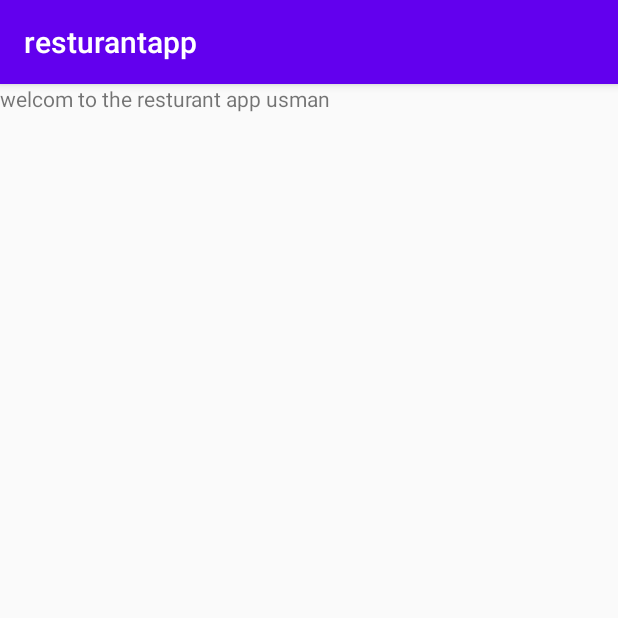
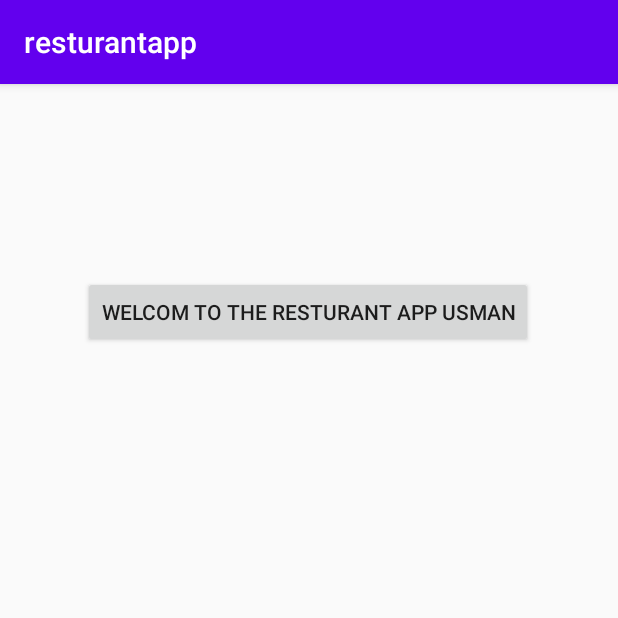
Before and after one commit to EmmanuelKD/locationFinder, an Android app: the screen it shows after launch (MainActivity), on a phone screen of 412 x 824 dp, the top half of it. Run offline under Robolectric (Android 15) with nearby library versions, the phone set to English and light mode, and no system bars.

Commit message:
map now loading

```diff
--- a/app/src/main/java/com/example/resturantapp/MainActivity.java
+++ b/app/src/main/java/com/example/resturantapp/MainActivity.java
@@ -2,13 +2,58 @@ package com.example.resturantapp;
 
 import androidx.appcompat.app.AppCompatActivity;
 
+import android.app.Dialog;
+import android.content.Intent;
 import android.os.Bundle;
+import android.util.Log;
+import android.view.View;
+import android.widget.Button;
+import android.widget.Toast;
+
+import com.google.android.gms.common.ConnectionResult;
+import com.google.android.gms.common.GoogleApiAvailability;
+import com.google.android.gms.common.api.GoogleApiActivity;
 
 public class MainActivity extends AppCompatActivity {
+    private static final String TAG = "MainActivity";
+    private static final int ERROR_DIALOG_REQUEST =9001;
+
+
 
     @Override
     protected void onCreate(Bundle savedInstanceState) {
         super.onCreate(savedInstanceState);
         setContentView(R.layout.activity_main);
+if(isServicesOK()){
+    init();
+}
+    }
+    private void init(){
+        Button buttonMap=(Button) findViewById(R.id.map_button);
+        buttonMap.setOnClickListener(new View.OnClickListener() {
+            @Override
+            public void onClick(View v) {
+                Log.d(TAG,"intent new intent");
+                Intent intent=new Intent(MainActivity.this,RestaurantMap.class);
+                startActivity(intent);
+            }
+        });
+
+    }
+    public boolean isServicesOK(){
+        Log.d(TAG,"isServicesOK:checking checking google services version");
+        int available= GoogleApiAvailability.getInstance().isGooglePlayServicesAvailable(MainActivity.this);
+        if(available== ConnectionResult.SUCCESS){
+            //every thing works well Google play service is available
+            return true;
+        }else if(GoogleApiAvailability.getInstance().isUserResolvableError(available)){
+            // if true an error occurs but can be fixed
+            Dialog dialog=GoogleApiAvailability.getInstance().getErrorDialog(MainActivity.this,available,ERROR_DIALOG_REQUEST);
+            dialog.show(); // this shows the dialog that there is an error and google will provide ways to resolve it
+        }else{
+            // finally if non of the above
+            Toast.makeText(this,"you can't make map request", Toast.LENGTH_SHORT).show();// this is a small popup that will show this message
+        }
+return false;
     }
 }
--- a/app/src/main/res/layout/activity_main.xml
+++ b/app/src/main/res/layout/activity_main.xml
@@ -4,12 +4,20 @@
     xmlns:tools="http://schemas.android.com/tools"
     android:layout_width="match_parent"
     android:layout_height="match_parent"
-    tools:context=".MainActivity">
+    tools:context=".MainActivity"
+    >
 
-    <TextView
-        android:layout_width="match_parent"
-        android:layout_height="match_parent"
-        android:text="welcom to the resturant app usman">
+    <Button
+        android:id="@+id/map_button"
+        android:layout_width="wrap_content"
+        android:layout_height="wrap_content"
+        android:layout_marginTop="128dp"
+        android:text="welcom to the resturant app usman"
+        app:layout_constraintEnd_toEndOf="parent"
+        app:layout_constraintHorizontal_bias="0.495"
+        app:layout_constraintHorizontal_weight="@integer/google_play_services_version"
+        app:layout_constraintStart_toStartOf="parent"
+        app:layout_constraintTop_toTopOf="parent">
 
-    </TextView>
+    </Button>
 </androidx.constraintlayout.widget.ConstraintLayout>
```
Also changed, not shown: app/src/main/AndroidManifest.xml (+8 -2 lines), app/src/main/java/com/example/resturantapp/RestaurantMap.java (added, +102 -0 lines), app/src/main/java/com/example/resturantapp/ResturantMap.java (deleted, +0 -47 lines), app/src/main/res/layout/activity_resturant_map.xml (+11 -7 lines).
